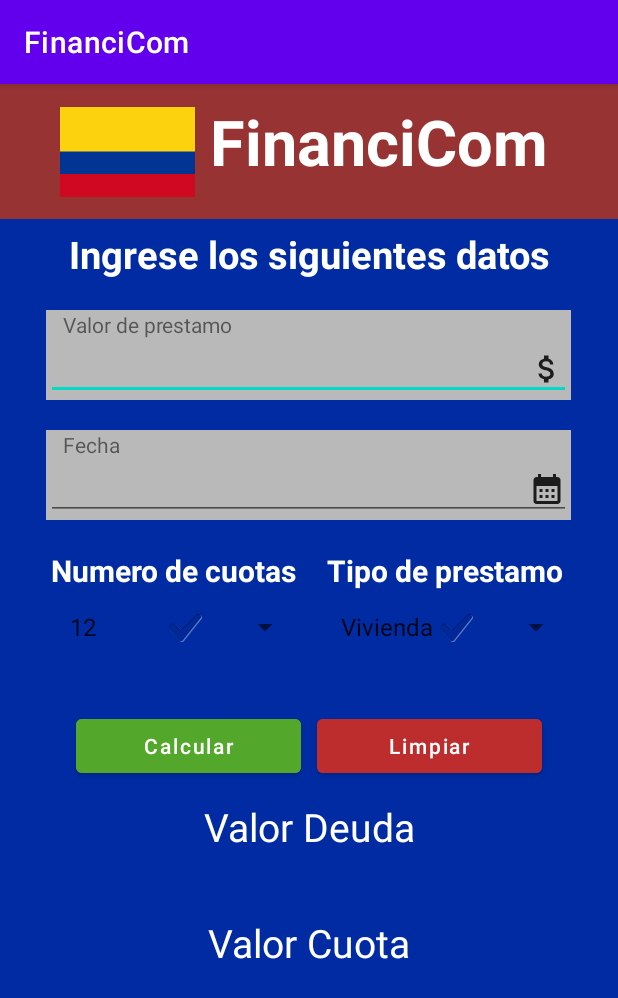
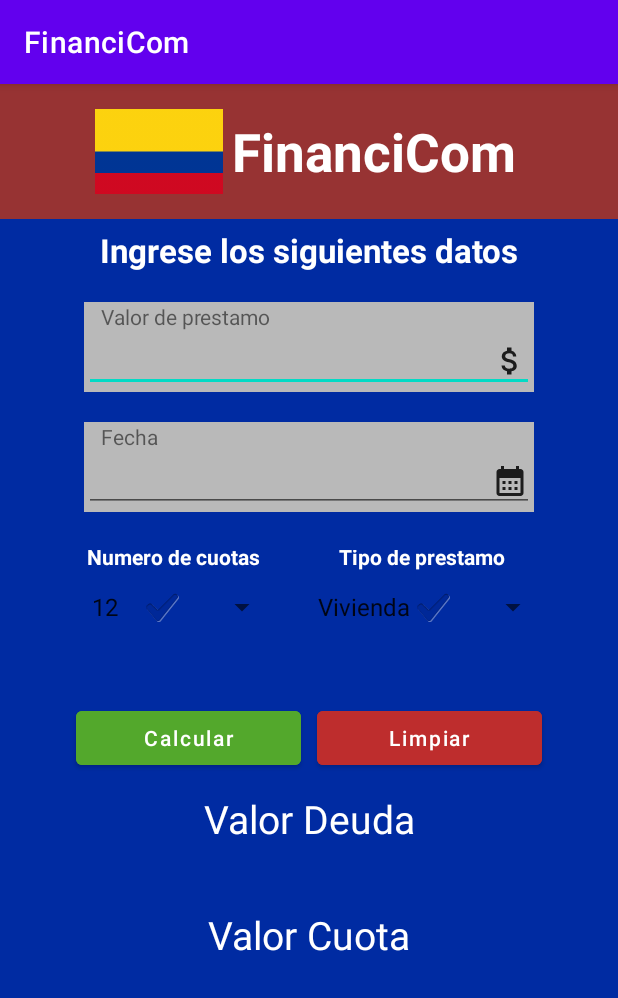
Before and after one commit to Creator125/Practicas-Android-Cesde, an Android app: the screen it shows after launch (MainActivity), on a phone screen of 412 x 824 dp. Shown: the top 998 px of the screen. Run offline under Robolectric (Android 15) with nearby library versions, the phone set to English and light mode, and no system bars.

Commit message:
FinanciCom/: Se modificó el diseño (modificación en activity_main.xml)

```diff
--- a/FinanciCom/FinanciCom/app/src/main/res/layout/activity_main.xml
+++ b/FinanciCom/FinanciCom/app/src/main/res/layout/activity_main.xml
@@ -12,23 +12,23 @@
     <LinearLayout
         android:layout_width="match_parent"
         android:layout_height="wrap_content"
-        android:background="@color/red_present">
+        android:background="@color/red_present"
+        android:gravity="center">
             <ImageView
                 android:src="@drawable/co"
-                android:layout_width="90sp"
+                android:layout_width="85sp"
                 android:layout_height="90sp"
-                android:layout_marginLeft="40sp"
+                android:layout_marginHorizontal="6sp"
                 />
 
-            <TextView
-                android:layout_width="228dp"
-                android:layout_height="wrap_content"
-                android:text="@string/app_name"
-                android:textSize="42sp"
-                android:textColor="@color/white"
-                android:textStyle="bold"
-                android:layout_marginLeft="10sp"
-                android:layout_marginTop="10sp"
+        <TextView
+            android:layout_width="200dp"
+            android:layout_height="wrap_content"
+            android:text="@string/app_name"
+            android:textColor="@color/white"
+            android:textSize="35sp"
+            android:textStyle="bold"
+
             />
     </LinearLayout>
 
@@ -39,12 +39,12 @@
         android:textColor="@color/white"
         android:textAlignment="center"
         android:layout_marginTop="6sp"
-        android:textSize="25sp"
+        android:textSize="22sp"
         android:textStyle="bold"
         />
     <!--Fomulario-->
     <LinearLayout
-        android:layout_width="350dp"
+        android:layout_width="300dp"
         android:layout_height="60dp"
         android:background="@color/gray_form"
         android:layout_gravity="center"
@@ -68,7 +68,7 @@
     </LinearLayout>
 
     <LinearLayout
-        android:layout_width="350dp"
+        android:layout_width="300dp"
         android:layout_height="60dp"
         android:background="@color/gray_form"
         android:layout_gravity="center"
@@ -98,7 +98,7 @@
         android:gravity="center">
 
         <LinearLayout
-            android:layout_width="170dp"
+            android:layout_width="140dp"
             android:layout_height="100dp"
             android:layout_marginHorizontal="5sp"
             android:orientation="vertical">
@@ -109,13 +109,14 @@
                 android:text="@string/textNumCuotas"
                 android:textAlignment="center"
                 android:textColor="@color/white"
-                android:textSize="20sp"
+                android:textSize="14sp"
                 android:textStyle="bold" />
 
             <Spinner
                 android:id="@+id/spnumCuotas"
                 android:layout_width="match_parent"
-                android:layout_height="wrap_content" />
+                android:layout_height="wrap_content"
+                />
         </LinearLayout>
 
         <LinearLayout
@@ -130,7 +131,7 @@
                 android:text="@string/textTipoPrestamo"
                 android:textAlignment="center"
                 android:textColor="@color/white"
-                android:textSize="20sp"
+                android:textSize="14sp"
                 android:textStyle="bold" />
 
             <Spinner
```
